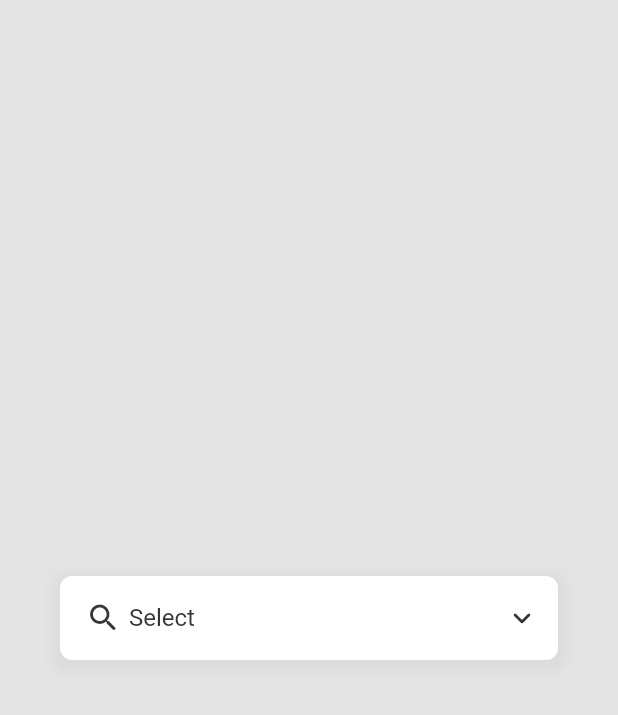
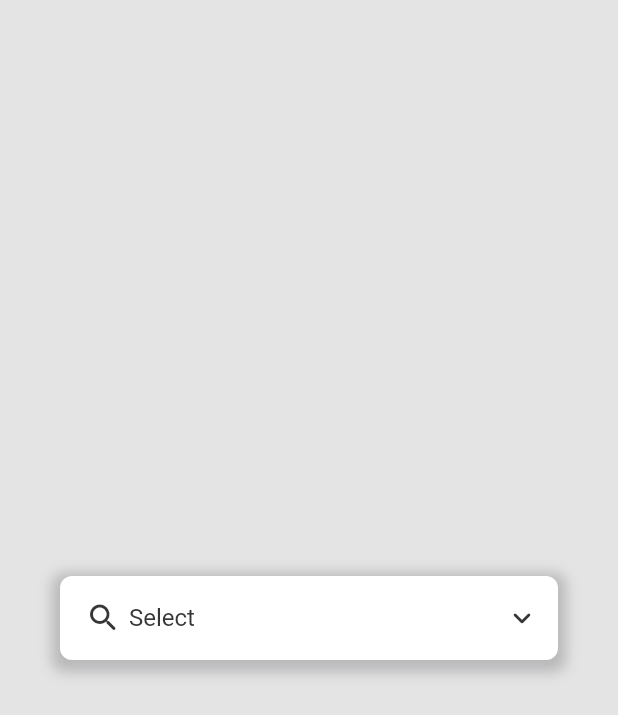
Before and after one commit to irdevp/dialog_search, a Flutter app: the screen it shows after launch, on a phone screen of 412 x 824 dp. Shown: the top 715 px of the screen. Run offline on Flutter 3.47's test engine with Material 2 defaults, Android fonts, the phone set to English and light mode, and no system bars.

Commit message:
organizing styles

```diff
--- a/example/lib/main.dart
+++ b/example/lib/main.dart
@@ -79,30 +79,6 @@ class _MyHomePageState extends State<MyHomePage> {
                           : searchContrast,
                     );
                   },
-                  dialogStyle: DialogSearchStyle(
-                    mainFieldStyle: FieldStyle(
-                      preffixWidget: const Padding(
-                          padding: EdgeInsets.symmetric(horizontal: 5),
-                          child: Icon(Icons.search_rounded,
-                              color: Color(0xFF353638))),
-                      suffixWidget: const Icon(
-                          Icons.keyboard_arrow_down_rounded,
-                          color: DefaultTheme.defaultTextColor),
-                      padding: const EdgeInsets.symmetric(
-                          horizontal: 12, vertical: 16),
-                      shadow: [
-                        BoxShadow(
-                          color: DefaultTheme.defaultTextColor.withOpacity(.05),
-                          spreadRadius: 5,
-                          blurRadius: 7,
-                          offset:
-                              const Offset(0, 3), // changes position of shadow
-                        )
-                      ],
-                      radius: BorderRadius.circular(8),
-                      color: Colors.white,
-                    ),
-                  ),
                   fieldBuilderExternal: (item) {
                     return Row(
                       children: [
--- a/lib/core/custom_dialog.dart
+++ b/lib/core/custom_dialog.dart
@@ -4,6 +4,7 @@ import 'package:flutter/material.dart';
 
 import '../dialog_search.dart';
 import 'utils/constants_colors.dart';
+import 'utils/dialog_search_style.dart';
 import 'utils/remove_accents.dart';
 import 'package:http/http.dart' as http;
 
@@ -75,17 +76,17 @@ class CustomDialog<T> extends StatelessWidget {
         padding: const EdgeInsets.fromLTRB(10, 10, 10, 10),
         child: Material(
           type: MaterialType.card,
-          color: dialogStyle.dialogFrameStyle!.backgroundColor,
-          borderRadius: BorderRadius.circular(dialogStyle.radius),
-          elevation: dialogStyle.dialogFrameStyle!.elevation,
+          color: dialogStyle.dialogFrameStyle.backgroundColor,
+          borderRadius: dialogStyle.dialogFrameStyle.radius,
+          elevation: dialogStyle.dialogFrameStyle.elevation,
           child: ClipRRect(
-            borderRadius: BorderRadius.circular(dialogStyle.radius),
+            borderRadius: dialogStyle.dialogFrameStyle.radius,
             child: Column(
               children: [
                 headWidget ?? const SizedBox.shrink(),
                 Container(
                   padding: headPadding,
-                  color: dialogStyle.dialogFrameStyle!.backgroundColor,
+                  color: dialogStyle.dialogFrameStyle.backgroundColor,
                   child: Hero(
                     tag: 'field_hero',
                     child: Material(
@@ -215,21 +216,22 @@ class CustomDialog<T> extends StatelessWidget {
                                     children: [
                                       Ink(
                                           decoration: BoxDecoration(
-                                            borderRadius: BorderRadius.circular(
-                                                dialogStyle.radius),
+                                            borderRadius: dialogStyle
+                                                .dialogItemTileStyle.radius,
                                             color: selectedValue != null &&
                                                     selectedValue!.value ==
                                                         item[index].value
                                                 ? (dialogStyle
+                                                        .dialogItemTileStyle
                                                         .selectedItemColor ??
                                                     DefaultTheme.unfocusColor)
                                                 : dialogStyle
+                                                    .dialogItemTileStyle
                                                     .unselectedItemColor,
                                           ),
                                           child: InkWell(
-                                              borderRadius:
-                                                  BorderRadius.circular(
-                                                      dialogStyle.radius),
+                                              borderRadius: dialogStyle
+                                                  .dialogItemTileStyle.radius,
                                               onTap: () {
                                                 FocusManager
                                                     .instance.primaryFocus
@@ -279,17 +281,17 @@ class CustomDialog<T> extends StatelessWidget {
       padding: const EdgeInsets.fromLTRB(10, 10, 10, 10),
       child: Material(
         type: MaterialType.card,
-        color: dialogStyle.dialogFrameStyle!.backgroundColor,
-        borderRadius: BorderRadius.circular(dialogStyle.radius),
-        elevation: dialogStyle.dialogFrameStyle!.elevation,
+        color: dialogStyle.dialogFrameStyle.backgroundColor,
+        borderRadius: dialogStyle.dialogFrameStyle.radius,
+        elevation: dialogStyle.dialogFrameStyle.elevation,
         child: ClipRRect(
-          borderRadius: BorderRadius.circular(dialogStyle.radius),
+          borderRadius: dialogStyle.dialogFrameStyle.radius,
           child: Column(
             children: [
               headWidget ?? const SizedBox.shrink(),
               Container(
                 padding: headPadding,
-                color: dialogStyle.dialogFrameStyle!.backgroundColor,
+                color: dialogStyle.dialogFrameStyle.backgroundColor,
                 child: Hero(
                   tag: 'field_hero',
                   child: Material(
@@ -409,17 +411,18 @@ class CustomDialog<T> extends StatelessWidget {
                                   children: [
                                     Ink(
                                         decoration: BoxDecoration(
-                                          borderRadius: BorderRadius.circular(
-                                              dialogStyle.radius),
+                                          borderRadius: dialogStyle
+                                              .dialogItemTileStyle.radius,
                                           color: selectedValue == item[index]
-                                              ? (dialogStyle
+                                              ? (dialogStyle.dialogItemTileStyle
                                                       .selectedItemColor ??
                                                   DefaultTheme.unfocusColor)
-                                              : dialogStyle.unselectedItemColor,
+                                              : dialogStyle.dialogItemTileStyle
+                                                  .unselectedItemColor,
                                         ),
                                         child: InkWell(
-                                            borderRadius: BorderRadius.circular(
-                                                dialogStyle.radius),
+                                            borderRadius: dialogStyle
+                                                .dialogItemTileStyle.radius,
                                             onTap: () {
                                               FocusManager.instance.primaryFocus
                                                   ?.unfocus();
--- a/lib/core/utils/constants_colors.dart
+++ b/lib/core/utils/constants_colors.dart
@@ -3,4 +3,5 @@ import 'package:flutter/material.dart';
 class DefaultTheme {
   static const Color unfocusColor = Color(0xFFF2F4FF);
   static const Color defaultTextColor = Color(0xFF353638);
+  static const Color defaultShadowColor = Color(0x40353638);
 }
--- /dev/null
+++ b/lib/core/utils/dialog_search_style.dart
@@ -0,0 +1,69 @@
+import 'package:flutter/material.dart';
+
+class DialogSearchStyle {
+  final FieldStyle? mainFieldStyle;
+  final DialogFrameStyle dialogFrameStyle;
+  final DialogItemTileStyle dialogItemTileStyle;
+  const DialogSearchStyle({
+    this.dialogItemTileStyle = const DialogItemTileStyle(),
+    this.dialogFrameStyle = const DialogFrameStyle(
+      backgroundColor: Colors.white,
+      hasDivider: false,
+    ),
+    this.mainFieldStyle,
+  });
+}
+
+class DialogFrameStyle {
+  final Color? backgroundColor;
+  final BorderRadius radius;
+  final bool hasDivider;
+  final double elevation;
+
+  const DialogFrameStyle(
+      {this.elevation = 1,
+      this.hasDivider = false,
+      this.backgroundColor,
+      this.radius = const BorderRadius.all(Radius.circular(8.0))});
+}
+
+class FieldStyle {
+  final Widget? suffixWidget;
+  final Widget? preffixWidget;
+  final List<BoxShadow>? shadow;
+  final BorderRadius? radius;
+  final EdgeInsetsGeometry? padding;
+  final Color? color;
+  final Gradient? gradient;
+  final BoxBorder? border;
+
+  const FieldStyle(
+      {this.suffixWidget,
+      this.preffixWidget,
+      this.shadow,
+      this.radius,
+      this.padding = const EdgeInsets.symmetric(horizontal: 12, vertical: 16),
+      this.color,
+      this.gradient,
+      this.border});
+
+  BoxDecoration? toBoxDecoration() {
+    return BoxDecoration(
+        borderRadius: radius,
+        border: border,
+        color: color,
+        gradient: gradient,
+        boxShadow: shadow);
+  }
+}
+
+class DialogItemTileStyle {
+  final Color? selectedItemColor;
+  final Color? unselectedItemColor;
+  final BorderRadius radius;
+
+  const DialogItemTileStyle(
+      {this.selectedItemColor,
+      this.unselectedItemColor,
+      this.radius = const BorderRadius.all(Radius.circular(8.0))});
+}
--- a/lib/dialog_search.dart
+++ b/lib/dialog_search.dart
@@ -6,6 +6,7 @@ import 'package:http/http.dart';
 import 'core/custom_dialog.dart';
 import 'core/dialog_search_skeleton.dart';
 import 'core/utils/constants_colors.dart';
+import 'core/utils/dialog_search_style.dart';
 
 // ignore: must_be_immutable
 class DialogSearch<T> extends StatelessWidget {
@@ -33,7 +34,9 @@ class DialogSearch<T> extends StatelessWidget {
       itemBuilder;
   final String Function(T) attributeToSearch;
 
-  late final DialogSearchStyle? dialogStyle;
+  //Default
+
+  final DialogSearchStyle? dialogStyle;
   DialogSearch.single(
       {Key? key,
       required this.items,
@@ -43,7 +46,27 @@ class DialogSearch<T> extends StatelessWidget {
       required this.attributeToSearch,
       required this.fieldBuilderExternal,
       required this.itemBuilder,
-      this.dialogStyle})
+      this.dialogStyle = const DialogSearchStyle(
+        mainFieldStyle: FieldStyle(
+          preffixWidget: Padding(
+              padding: EdgeInsets.symmetric(horizontal: 5),
+              child: Icon(Icons.search_rounded,
+                  color: DefaultTheme.defaultTextColor)),
+          suffixWidget: Icon(Icons.keyboard_arrow_down_rounded,
+              color: DefaultTheme.defaultTextColor),
+          padding: EdgeInsets.symmetric(horizontal: 12, vertical: 16),
+          shadow: [
+            BoxShadow(
+              color: DefaultTheme.defaultShadowColor,
+              spreadRadius: 5,
+              blurRadius: 7,
+              offset: Offset(0, 3), // changes position of shadow
+            )
+          ],
+          radius: BorderRadius.all(Radius.circular(8.0)),
+          color: Colors.white,
+        ),
+      )})
       : assert(initialValue.runtimeType == T || initialValue == null),
         assert(items.contains(initialValue) == true || initialValue == null),
         super(key: key) {
@@ -60,7 +83,27 @@ class DialogSearch<T> extends StatelessWidget {
       this.initialValue,
       this.onChange,
       this.beforeChange,
-      this.dialogStyle,
+      this.dialogStyle = const DialogSearchStyle(
+        mainFieldStyle: FieldStyle(
+          preffixWidget: Padding(
+              padding: EdgeInsets.symmetric(horizontal: 5),
+              child: Icon(Icons.search_rounded,
+                  color: DefaultTheme.defaultTextColor)),
+          suffixWidget: Icon(Icons.keyboard_arrow_down_rounded,
+              color: DefaultTheme.defaultTextColor),
+          padding: EdgeInsets.symmetric(horizontal: 12, vertical: 16),
+          shadow: [
+            BoxShadow(
+              color: DefaultTheme.defaultShadowColor,
+              spreadRadius: 5,
+              blurRadius: 7,
+              offset: Offset(0, 3), // changes position of shadow
+            )
+          ],
+          radius: BorderRadius.all(Radius.circular(8.0)),
+          color: Colors.white,
+        ),
+      ),
       required this.itemBuilder,
       required this.fieldBuilderExternal})
       : assert((initialValue.runtimeType == List<T>) || initialValue == null),
@@ -92,7 +135,27 @@ class DialogSearch<T> extends StatelessWidget {
       this.onChange,
       required this.attributeToSearch,
       this.beforeChange,
-      this.dialogStyle,
+      this.dialogStyle = const DialogSearchStyle(
+        mainFieldStyle: FieldStyle(
+          preffixWidget: Padding(
+              padding: EdgeInsets.symmetric(horizontal: 5),
+              child: Icon(Icons.search_rounded,
+                  color: DefaultTheme.defaultTextColor)),
+          suffixWidget: Icon(Icons.keyboard_arrow_down_rounded,
+              color: DefaultTheme.defaultTextColor),
+          padding: EdgeInsets.symmetric(horizontal: 12, vertical: 16),
+          shadow: [
+            BoxShadow(
+              color: DefaultTheme.defaultShadowColor,
+              spreadRadius: 5,
+              blurRadius: 7,
+              offset: Offset(0, 3), // changes position of shadow
+            )
+          ],
+          radius: BorderRadius.all(Radius.circular(8.0)),
+          color: Colors.white,
+        ),
+      ),
       required this.itemBuilder,
       required this.url,
       required this.fromJson,
@@ -108,10 +171,6 @@ class DialogSearch<T> extends StatelessWidget {
 
   @override
   Widget build(BuildContext context) {
-    dialogStyle ??= DialogSearchStyle();
-    dialogStyle!.dialogFrameStyle ??=
-        DialogFrameStyle(backgroundColor: Colors.white, hasDivider: false);
-
     debugPrint('RMK dialog_search');
     final ValueNotifier<List<int>?> selectedValueIndex =
         ValueNotifier<List<int>?>(initialItemIndex);
@@ -197,60 +256,3 @@ class DialogSearch<T> extends StatelessWidget {
     );
   }
 }
-
-class DialogSearchStyle {
-  FieldStyle? mainFieldStyle;
-  DialogFrameStyle? dialogFrameStyle;
-  Color? selectedItemColor;
-  Color? unselectedItemColor;
-  double radius;
-  DialogSearchStyle(
-      {this.dialogFrameStyle,
-      this.mainFieldStyle,
-      this.selectedItemColor,
-      this.unselectedItemColor,
-      this.radius = 8});
-}
-
-class FieldStyle {
-  final Widget? suffixWidget;
-  final Widget? preffixWidget;
-  final List<BoxShadow>? shadow;
-  final BorderRadius? radius;
-  final EdgeInsetsGeometry? padding;
-  final Color? color;
-  final Gradient? gradient;
-  final BoxBorder? border;
-
-  const FieldStyle(
-      {this.suffixWidget,
-      this.preffixWidget,
-      this.shadow,
-      this.radius,
-      this.padding = const EdgeInsets.symmetric(horizontal: 12, vertical: 16),
-      this.color,
-      this.gradient,
-      this.border});
-
-  BoxDecoration? toBoxDecoration() {
-    return BoxDecoration(
-        borderRadius: radius,
-        border: border,
-        color: color,
-        gradient: gradient,
-        boxShadow: shadow);
-  }
-}
-
-class DialogFrameStyle {
-  final Color? backgroundColor;
-  final double radius;
-  final bool hasDivider;
-  final double elevation;
-
-  DialogFrameStyle(
-      {this.elevation = 1,
-      this.hasDivider = false,
-      this.backgroundColor,
-      this.radius = 8});
-}
```
